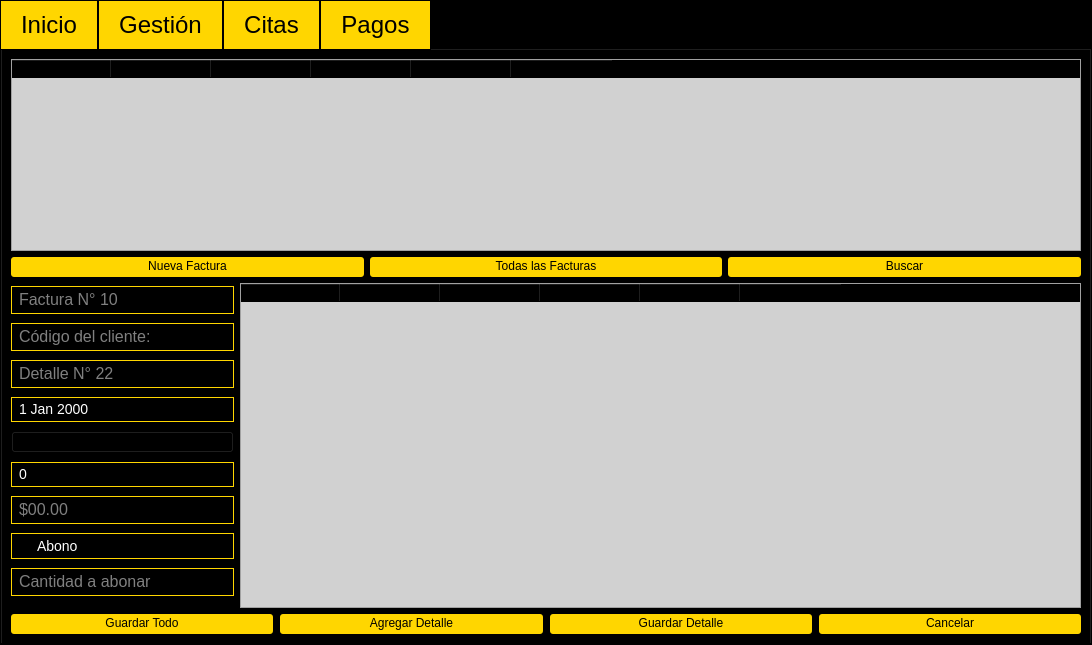
This is GymFitness/View/gymoperations.ui in J-Pinos3/Desktop_GymManagement as Qt 5 draws it before an edit. The edited form follows.
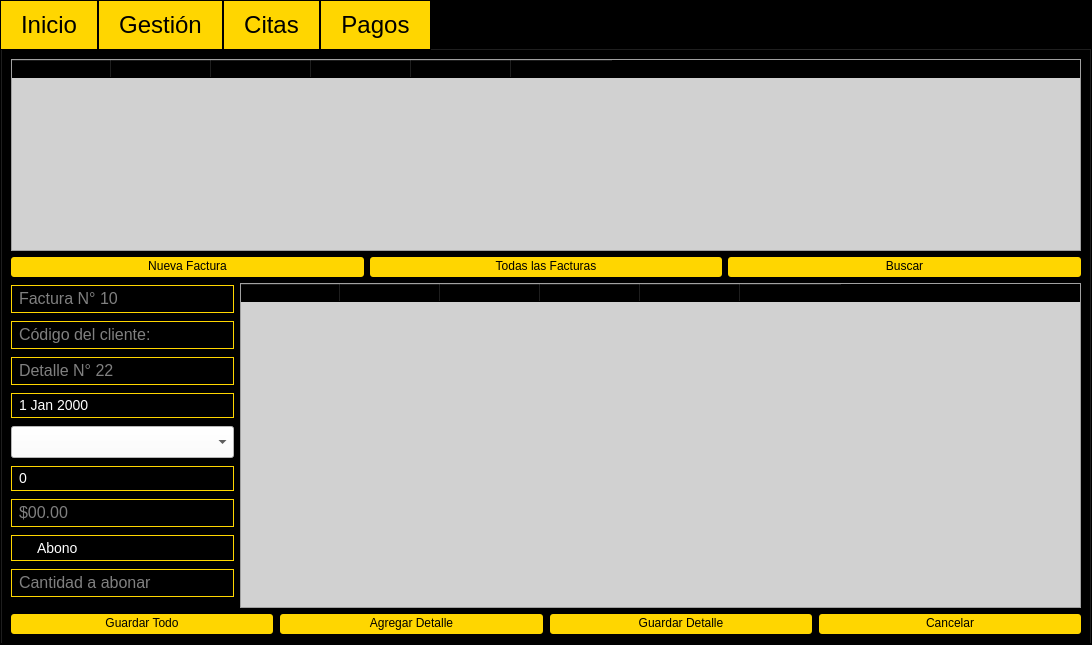
This is the edited form.

What changed in the file:
```diff
--- a/GymFitness/View/gymoperations.ui
+++ b/GymFitness/View/gymoperations.ui
@@ -684,6 +684,21 @@
 	color: white;
 	font-size: 14px;
 	border: 1px solid #ffd600;
+}
+
+
+QWidget#tabPagos QComboBox{
+	padding-left: 20;
+	height: 30;
+	background-color: white;
+}
+
+QWidget#tabPagos QComboBox::open {
+	background-color: yellow;
+}
+
+QWidget#tabPagos QComboBox QListView {
+	background-color: white;
 }</string>
       </property>
       <attribute name="title">
```
